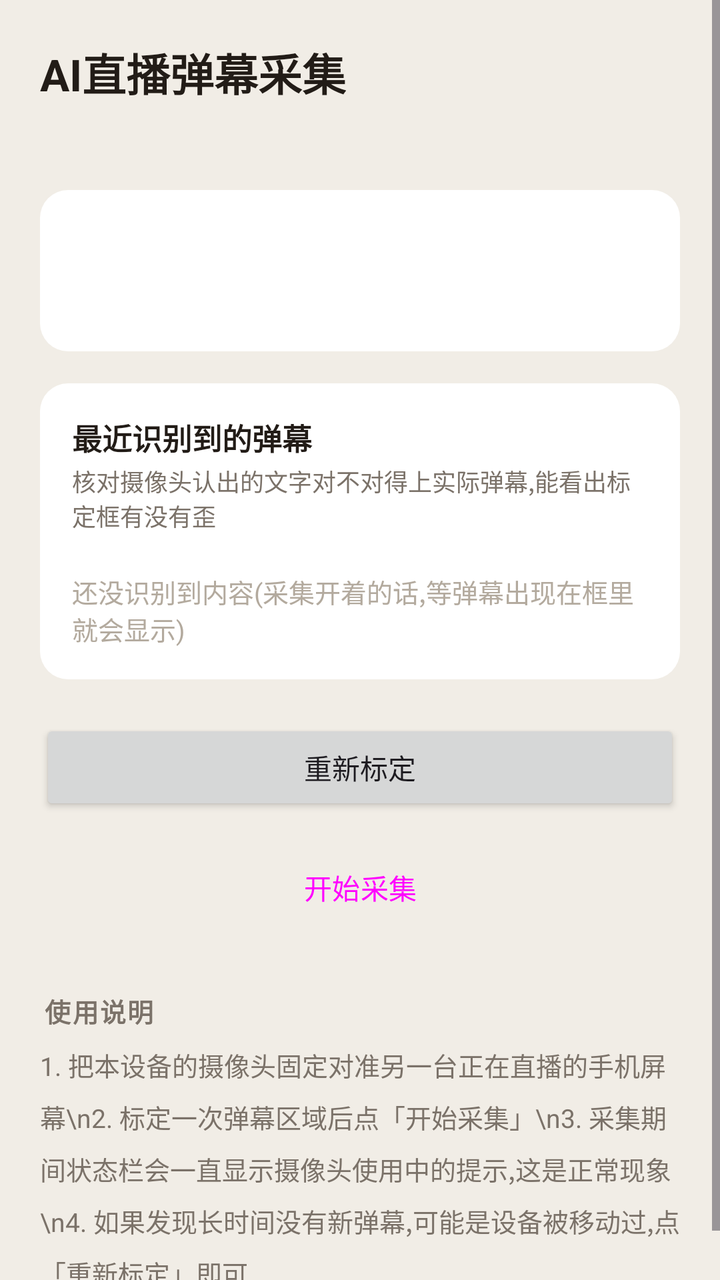
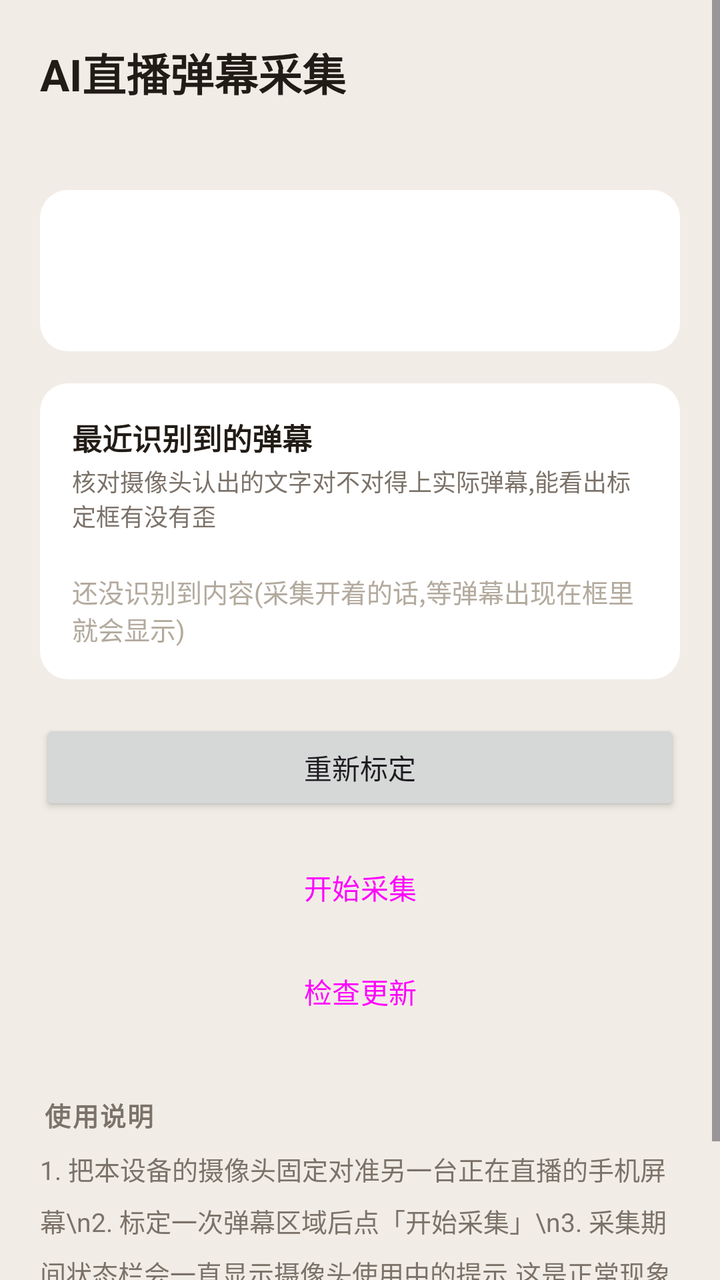

Two renders of the same Android screen: before a commit and after it. Below are the layout's source before the change and the commit's diff.
<!-- AndroidManifest.xml: application theme Theme.Vision -->
<!-- res/layout/activity_main.xml -->
<?xml version="1.0" encoding="utf-8"?>
<ScrollView xmlns:android="http://schemas.android.com/apk/res/android"
    android:layout_width="match_parent"
    android:layout_height="match_parent"
    android:background="@color/bg_page"
    android:fillViewport="true">

    <LinearLayout
        android:layout_width="match_parent"
        android:layout_height="wrap_content"
        android:orientation="vertical"
        android:padding="20dp">

        <TextView
            android:layout_width="wrap_content"
            android:layout_height="wrap_content"
            android:text="@string/app_name"
            android:textSize="22sp"
            android:textStyle="bold"
            android:textColor="@color/ink" />

        <TextView
            android:id="@+id/storeInfo"
            android:layout_width="match_parent"
            android:layout_height="wrap_content"
            android:layout_marginTop="4dp"
            android:textColor="@color/muted"
            android:textSize="13.5sp" />

        <LinearLayout
            android:layout_width="match_parent"
            android:layout_height="wrap_content"
            android:layout_marginTop="20dp"
            android:orientation="vertical"
            android:background="@drawable/bg_card_white"
            android:padding="16dp">

            <TextView
                android:id="@+id/statusCalibration"
                android:layout_width="match_parent"
                android:layout_height="wrap_content"
                android:textColor="@color/ink"
                android:textSize="15sp" />

            <TextView
                android:id="@+id/statusCapture"
                android:layout_width="match_parent"
                android:layout_height="wrap_content"
                android:layout_marginTop="8dp"
                android:textColor="@color/ink"
                android:textSize="15sp" />

            <TextView
                android:id="@+id/statusWarn"
                android:layout_width="match_parent"
                android:layout_height="wrap_content"
                android:layout_marginTop="8dp"
                android:textColor="@color/bad"
                android:textSize="13.5sp"
                android:visibility="gone" />
        </LinearLayout>

        
        <LinearLayout
            android:layout_width="match_parent"
            android:layout_height="wrap_content"
            android:layout_marginTop="16dp"
            android:orientation="vertical"
            android:background="@drawable/bg_card_white"
            android:padding="16dp">

            <TextView
                android:layout_width="match_parent"
                android:layout_height="wrap_content"
                android:text="最近识别到的弹幕"
                android:textColor="@color/ink"
                android:textSize="15sp"
                android:textStyle="bold" />

            <TextView
                android:layout_width="match_parent"
                android:layout_height="wrap_content"
                android:layout_marginTop="2dp"
                android:text="核对摄像头认出的文字对不对得上实际弹幕,能看出标定框有没有歪"
                android:textColor="@color/muted"
                android:textSize="12sp" />

            <LinearLayout
                android:id="@+id/recognizedList"
                android:layout_width="match_parent"
                android:layout_height="wrap_content"
                android:layout_marginTop="10dp"
                android:orientation="vertical" />

            <TextView
                android:id="@+id/recognizedEmpty"
                android:layout_width="match_parent"
                android:layout_height="wrap_content"
                android:layout_marginTop="10dp"
                android:text="还没识别到内容(采集开着的话,等弹幕出现在框里就会显示)"
                android:textColor="@color/faint"
                android:textSize="13sp" />
        </LinearLayout>

        <Button
            android:id="@+id/btnCalibrate"
            android:layout_width="match_parent"
            android:layout_height="wrap_content"
            android:layout_marginTop="20dp"
            android:text="重新标定" />

        <Button
            android:id="@+id/btnToggleCapture"
            style="@style/Widget.Material3.Button.TonalButton"
            android:layout_width="match_parent"
            android:layout_height="wrap_content"
            android:layout_marginTop="12dp"
            android:text="开始采集" />

        <TextView
            android:layout_width="wrap_content"
            android:layout_height="wrap_content"
            android:layout_marginTop="28dp"
            android:text="使用说明"
            style="@style/SecTitle" />

        <TextView
            android:layout_width="match_parent"
            android:layout_height="wrap_content"
            android:textColor="@color/muted"
            android:textSize="13sp"
            android:lineSpacingMultiplier="1.4"
            android:text="1. 把本设备的摄像头固定对准另一台正在直播的手机屏幕\n2. 标定一次弹幕区域后点「开始采集」\n3. 采集期间状态栏会一直显示摄像头使用中的提示,这是正常现象\n4. 如果发现长时间没有新弹幕,可能是设备被移动过,点「重新标定」即可" />
    </LinearLayout>
</ScrollView>
<!-- resources referenced by this layout -->
<resources>
  <color name="bad">#D63D3D</color>
  <color name="bg_page">#F1EDE6</color>
  <color name="faint">#B3AA9E</color>
  <color name="ink">#221C17</color>
  <color name="muted">#7B7269</color>
  <!-- drawable bg_card_white (drawable) -->
  <?xml version="1.0" encoding="utf-8"?>
  <shape xmlns:android="http://schemas.android.com/apk/res/android">
      <solid android:color="@color/white" />
      <corners android:radius="14dp" />
  </shape>
  <string name="app_name">AI直播弹幕采集</string>
  <style name="SecTitle">
          <item name="android:layout_width">match_parent</item>
          <item name="android:layout_height">wrap_content</item>
          <item name="android:layout_marginTop">16dp</item>
          <item name="android:layout_marginBottom">8dp</item>
          <item name="android:paddingHorizontal">2dp</item>
          <item name="android:textColor">@color/muted</item>
          <item name="android:textSize">13sp</item>
          <item name="android:textStyle">bold</item>
          <item name="android:letterSpacing">0.06</item>
      </style>
  <style name="Theme.Vision" parent="Theme.Material3.Light.NoActionBar">
          <item name="colorPrimary">@color/brand</item>
          <item name="colorOnPrimary">#FFFFFF</item>
          <item name="colorSecondaryContainer">#FFF1E7</item>
          <item name="colorOnSecondaryContainer">#C9500A</item>
          <item name="android:statusBarColor">#FFFFFF</item>
          <item name="android:navigationBarColor">#FFFFFF</item>
          <item name="android:windowLightStatusBar">true</item>
          <item name="android:windowLightNavigationBar" tools:targetApi="o_mr1">true</item>
          <item name="android:windowBackground">#FFFFFF</item>
          <item name="materialAlertDialogTheme">@style/ThemeOverlay.Vision.Dialog</item>
          <item name="alertDialogTheme">@style/ThemeOverlay.Vision.Dialog</item>
      </style>
  <color name="white">#FFFFFF</color>
  <color name="brand">#E8620E</color>
  <style name="ThemeOverlay.Vision.Dialog" parent="ThemeOverlay.Material3.MaterialAlertDialog">
          <item name="colorSurface">#FFFFFF</item>
          <item name="colorOnSurface">#221C17</item>
          <item name="colorOnSurfaceVariant">#7B7269</item>
          <item name="colorPrimary">#E8620E</item>
          <item name="shapeAppearanceOverlay">@style/ShapeAppearanceOverlay.Vision.Dialog</item>
      </style>
  <style name="ShapeAppearanceOverlay.Vision.Dialog" parent="">
          <item name="cornerFamily">rounded</item>
          <item name="cornerSize">20dp</item>
      </style>
</resources>

<!-- the commit's change to res/layout/activity_main.xml (unified diff, before → after) -->
@@ -117,6 +117,14 @@
             android:layout_marginTop="12dp"
             android:text="开始采集" />
 
+        <Button
+            android:id="@+id/btnCheckUpdate"
+            style="@style/Widget.Material3.Button.TextButton"
+            android:layout_width="match_parent"
+            android:layout_height="wrap_content"
+            android:layout_marginTop="4dp"
+            android:text="检查更新" />
+
         <TextView
             android:layout_width="wrap_content"
             android:layout_height="wrap_content"
